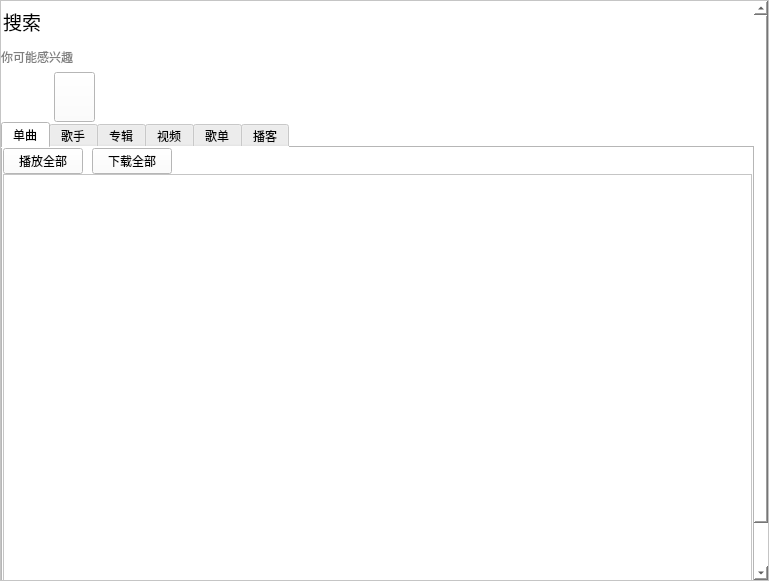
NanCity/Qt-ffmpeg, file search.ui: the form before one commit.
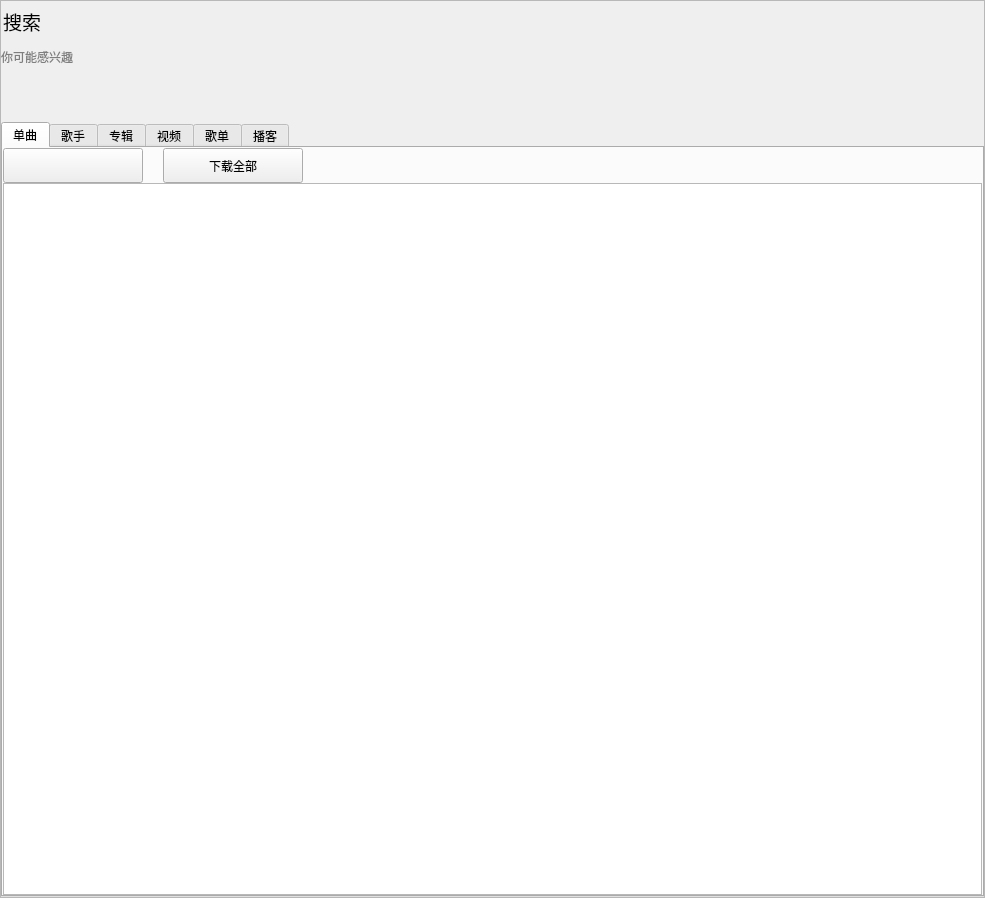
The form after the commit. Icons and pictures are not drawn.

Patch:
```diff
--- a/search.ui
+++ b/search.ui
@@ -6,17 +6,23 @@
    <rect>
     <x>0</x>
     <y>0</y>
-    <width>769</width>
-    <height>581</height>
+    <width>985</width>
+    <height>898</height>
    </rect>
   </property>
+  <property name="minimumSize">
+   <size>
+    <width>900</width>
+    <height>0</height>
+   </size>
+  </property>
   <property name="windowTitle">
    <string>Form</string>
   </property>
   <property name="layoutDirection">
    <enum>Qt::LeftToRight</enum>
   </property>
-  <layout class="QGridLayout" name="gridLayout">
+  <layout class="QGridLayout" name="gridLayout_2">
    <property name="leftMargin">
     <number>0</number>
    </property>
@@ -34,22 +40,19 @@
    </property>
    <item row="0" column="0">
     <widget class="QScrollArea" name="scrollArea">
-     <property name="styleSheet">
-      <string notr="true">background-color: rgb(255, 255, 255);</string>
-     </property>
      <property name="widgetResizable">
-      <bool>true</bool>
+      <bool>false</bool>
      </property>
      <widget class="QWidget" name="scrollAreaWidgetContents">
       <property name="geometry">
        <rect>
         <x>0</x>
         <y>0</y>
-        <width>750</width>
-        <height>626</height>
+        <width>983</width>
+        <height>896</height>
        </rect>
       </property>
-      <layout class="QGridLayout" name="gridLayout_2" rowstretch="0,0">
+      <layout class="QGridLayout" name="gridLayout">
        <property name="leftMargin">
         <number>0</number>
        </property>
@@ -66,7 +69,7 @@
         <number>0</number>
        </property>
        <item row="0" column="0">
-        <layout class="QVBoxLayout" name="verticalLayout">
+        <layout class="QVBoxLayout" name="verticalLayout_2">
          <property name="spacing">
           <number>0</number>
          </property>
@@ -134,7 +137,7 @@
             </widget>
            </item>
            <item>
-            <spacer name="horizontalSpacer">
+            <spacer name="horizontalSpacer_7">
              <property name="orientation">
               <enum>Qt::Horizontal</enum>
              </property>
@@ -207,7 +210,7 @@
             <widget class="QPushButton" name="btn_details">
              <property name="minimumSize">
               <size>
-               <width>41</width>
+               <width>200</width>
                <height>50</height>
               </size>
              </property>
@@ -218,7 +221,9 @@
               </size>
              </property>
              <property name="styleSheet">
-              <string notr="true"/>
+              <string notr="true"> border: none;
+ background-color: transparent;
+</string>
              </property>
              <property name="text">
               <string/>
@@ -273,41 +278,21 @@
            <property name="spacing">
             <number>0</number>
            </property>
-           <item row="1" column="0" colspan="4">
-            <widget class="QTableWidget" name="table_playlist">
-             <property name="minimumSize">
-              <size>
-               <width>0</width>
-               <height>450</height>
-              </size>
-             </property>
-             <property name="maximumSize">
-              <size>
-               <width>16777215</width>
-               <height>16777215</height>
-              </size>
-             </property>
-             <property name="layoutDirection">
-              <enum>Qt::LeftToRight</enum>
-             </property>
-            </widget>
-           </item>
-           <item row="0" column="0">
-            <widget class="QPushButton" name="btn_playall">
-             <property name="text">
-              <string>播放全部</string>
-             </property>
-            </widget>
-           </item>
            <item row="0" column="2">
             <widget class="QPushButton" name="btn_downloadall">
+             <property name="minimumSize">
+              <size>
+               <width>140</width>
+               <height>35</height>
+              </size>
+             </property>
              <property name="text">
               <string>下载全部</string>
              </property>
             </widget>
            </item>
            <item row="0" column="3">
-            <spacer name="horizontalSpacer_2">
+            <spacer name="horizontalSpacer">
              <property name="orientation">
               <enum>Qt::Horizontal</enum>
              </property>
@@ -319,8 +304,24 @@
              </property>
             </spacer>
            </item>
+           <item row="0" column="0">
+            <widget class="QPushButton" name="btn_playall">
+             <property name="minimumSize">
+              <size>
+               <width>140</width>
+               <height>35</height>
+              </size>
+             </property>
+             <property name="styleSheet">
+              <string notr="true">border-image: url(:/images/playAll.png);</string>
+             </property>
+             <property name="text">
+              <string/>
+             </property>
+            </widget>
+           </item>
            <item row="0" column="1">
-            <spacer name="horizontalSpacer_4">
+            <spacer name="horizontalSpacer_2">
              <property name="orientation">
               <enum>Qt::Horizontal</enum>
              </property>
@@ -335,6 +336,31 @@
              </property>
             </spacer>
            </item>
+           <item row="1" column="0" colspan="4">
+            <widget class="QTableWidget" name="table_playlist">
+             <property name="minimumSize">
+              <size>
+               <width>0</width>
+               <height>0</height>
+              </size>
+             </property>
+             <property name="maximumSize">
+              <size>
+               <width>16777215</width>
+               <height>16777215</height>
+              </size>
+             </property>
+             <property name="layoutDirection">
+              <enum>Qt::LeftToRight</enum>
+             </property>
+             <property name="verticalScrollBarPolicy">
+              <enum>Qt::ScrollBarAlwaysOff</enum>
+             </property>
+             <property name="horizontalScrollBarPolicy">
+              <enum>Qt::ScrollBarAlwaysOff</enum>
+             </property>
+            </widget>
+           </item>
           </layout>
          </widget>
          <widget class="QWidget" name="tab_2">
```
Left out of the diff: 22 changed lines with no effect on the pictures.
